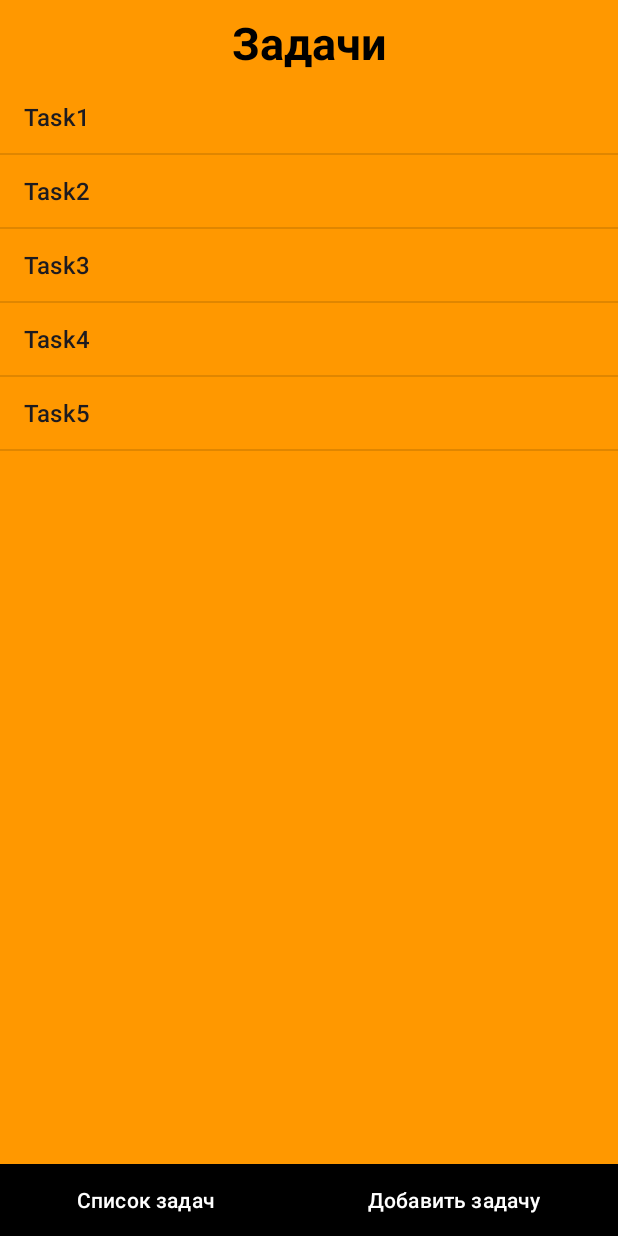
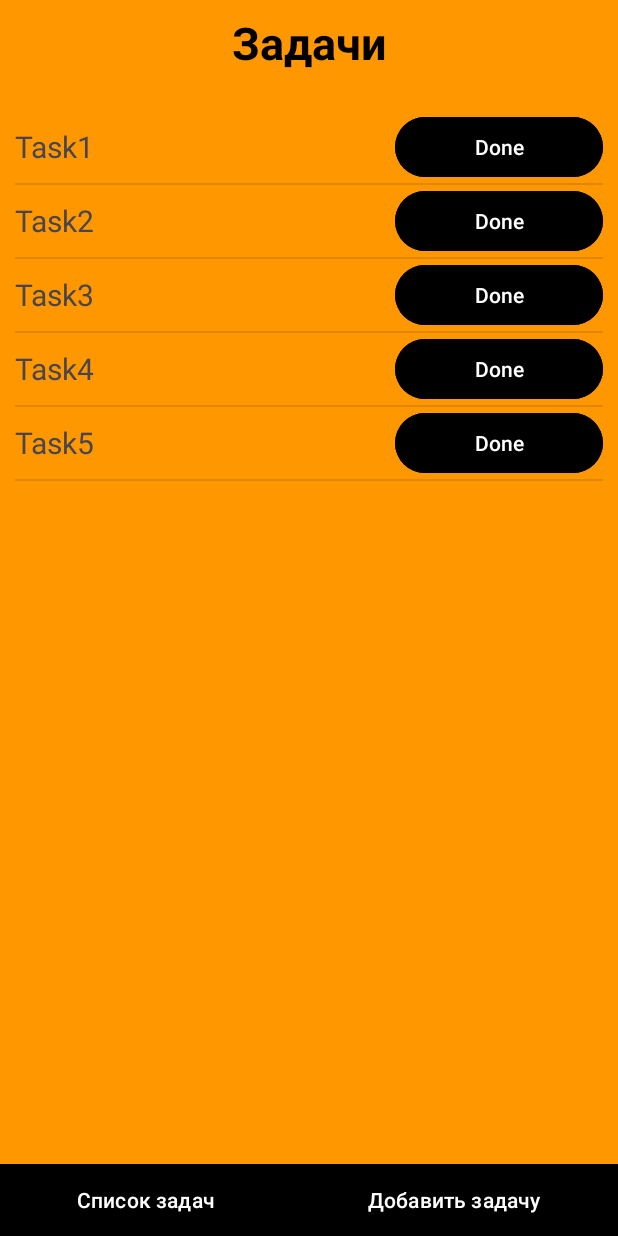
Before and after one commit to DemonBoss1/LearnMobile, an Android app: the DoListActivity screen opened directly, with no data from a screen before it, on a phone screen of 412 x 824 dp. Run offline under Robolectric (Android 15) with nearby library versions, the phone set to English and light mode, and no system bars.

Commit message:
Add button to list item

```diff
--- a/app/src/main/java/com/example/firstapp/DoListActivity.java
+++ b/app/src/main/java/com/example/firstapp/DoListActivity.java
@@ -16,7 +16,7 @@ public class DoListActivity extends AppCompatActivity {
         setContentView(R.layout.activity_do_list);
 
         taskList = findViewById(R.id.task_list);
-        ArrayAdapter<String> adapter = new ArrayAdapter<>(this, android.R.layout.simple_list_item_1, strArr);
+        ArrayAdapter<String> adapter = new ArrayAdapter<>(this, R.layout.task_list_item, R.id.task_text, strArr);
         taskList.setAdapter(adapter);
     }
 }
--- a/app/src/main/res/layout/activity_do_list.xml
+++ b/app/src/main/res/layout/activity_do_list.xml
@@ -56,6 +56,8 @@
         <ListView
             android:id="@+id/task_list"
             android:layout_width="match_parent"
-            android:layout_height="match_parent" />
+            android:layout_height="match_parent"
+            android:layout_marginTop="10dp"
+            android:padding="10dp" />
     </LinearLayout>
 </androidx.constraintlayout.widget.ConstraintLayout>
--- /dev/null
+++ b/app/src/main/res/layout/task_list_item.xml
@@ -0,0 +1,33 @@
+<?xml version="1.0" encoding="utf-8"?>
+<androidx.constraintlayout.widget.ConstraintLayout xmlns:android="http://schemas.android.com/apk/res/android"
+    xmlns:app="http://schemas.android.com/apk/res-auto"
+    xmlns:tools="http://schemas.android.com/tools"
+    android:layout_width="match_parent"
+    android:layout_height="match_parent">
+
+    <LinearLayout
+        android:layout_width="match_parent"
+        android:layout_height="wrap_content"
+        android:gravity="center_vertical"
+        android:orientation="horizontal"
+        app:layout_constraintEnd_toEndOf="parent"
+        app:layout_constraintStart_toStartOf="parent"
+        app:layout_constraintTop_toTopOf="parent">
+
+        <TextView
+            android:id="@+id/task_text"
+            android:layout_width="wrap_content"
+            android:layout_height="wrap_content"
+            android:layout_weight="4"
+            android:text="TextView"
+            android:textSize="20sp" />
+
+        <Button
+            android:id="@+id/button9"
+            android:layout_width="wrap_content"
+            android:layout_height="wrap_content"
+            android:layout_weight="1"
+            android:backgroundTint="@color/black"
+            android:text="Done" />
+    </LinearLayout>
+</androidx.constraintlayout.widget.ConstraintLayout>
```
